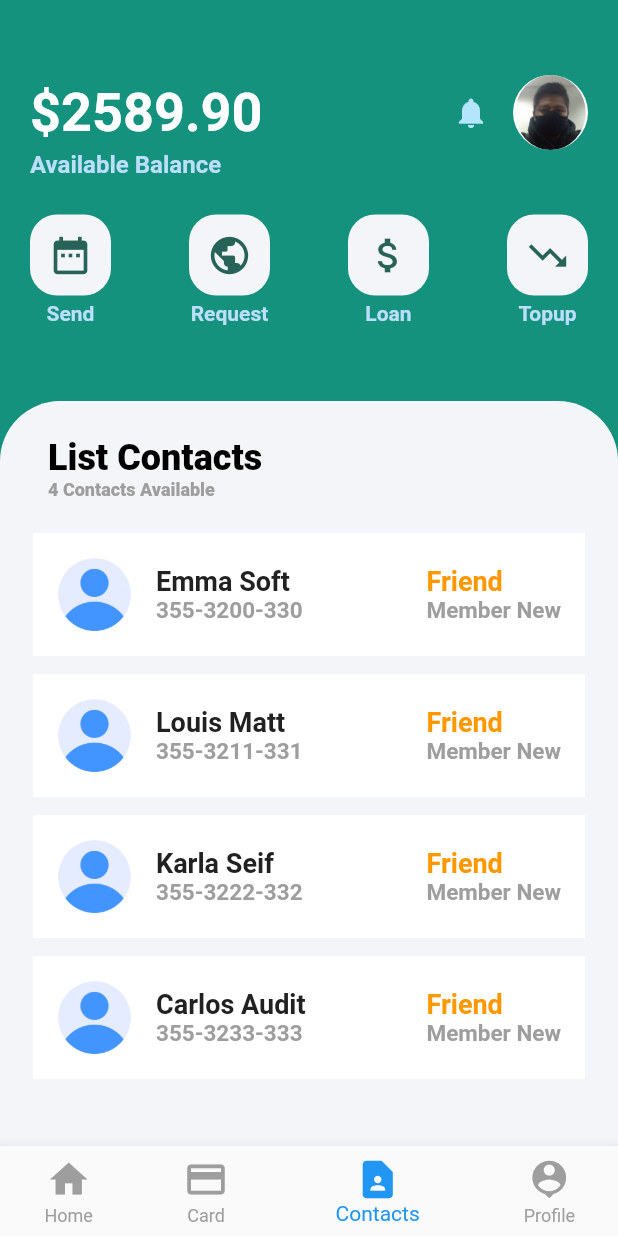
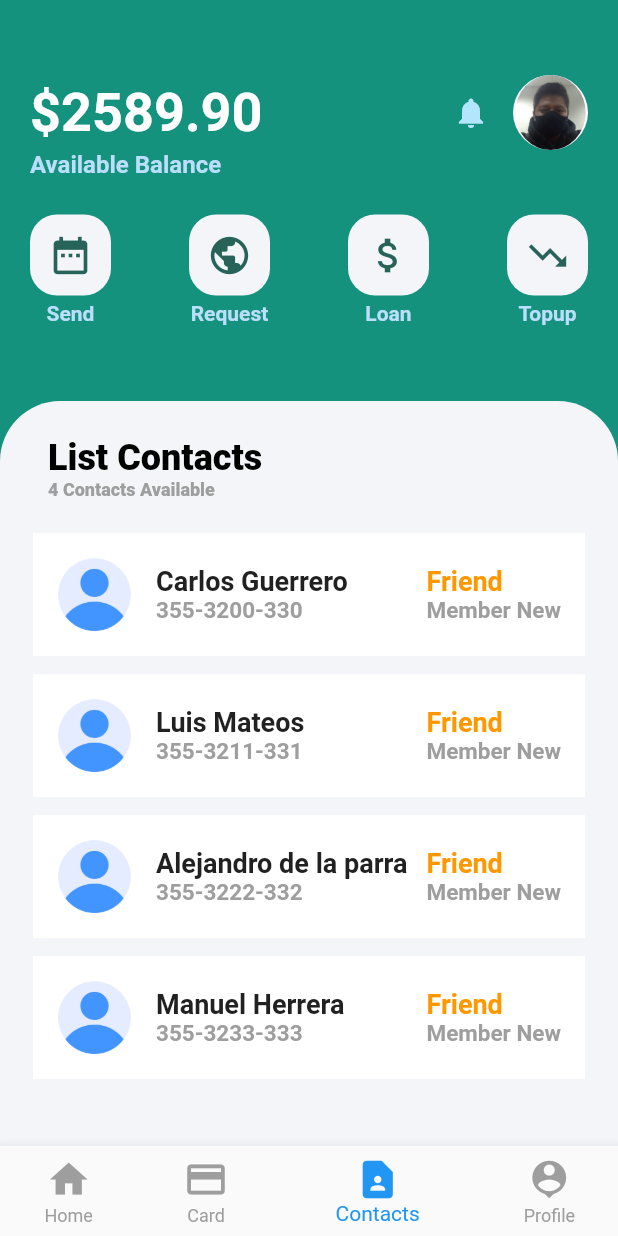
Before and after one commit to ProgrammerAuditore/proyecto-final, a Flutter app: the screen it shows after launch, item 3 of the bottom bar chosen, on a phone screen of 412 x 824 dp. Run offline on Flutter 3.47's test engine with Material 2 defaults, Android fonts, the phone set to English and light mode, and no system bars.

Commit message:
*** dev : Se modifico la pagina Contacts

```diff
--- a/lib/pages/Contacts/ContactsContent.dart
+++ b/lib/pages/Contacts/ContactsContent.dart
@@ -43,18 +43,18 @@ class ContactsContent extends StatelessWidget {
         SizedBox(
           height: 16,
         ),
-        operacionesAyer(),
+        listaContactos(),
       ],
     );
   }
 }
 
-ListView operacionesAyer() {
+ListView listaContactos() {
   List<String> names = [
-    "Emma Soft",
-    "Louis Matt",
-    "Karla Seif",
-    "Carlos Audit"
+    "Carlos Guerrero",
+    "Luis Mateos",
+    "Alejandro de la parra",
+    "Manuel Herrera"
   ];
 
   return ListView.builder(
```
